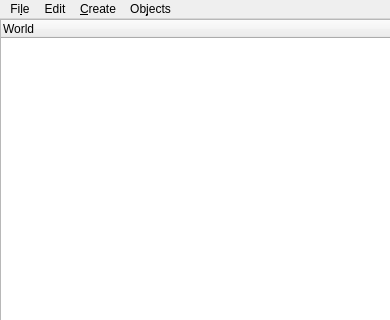
Before: the Qt Designer form ProjEd/ui/editor.ui in Cvostr/zsgamedit, drawn with Qt 5; both pictures show x 0 to 390 and y 0 to 320 of the 390 by 720 pixel window.
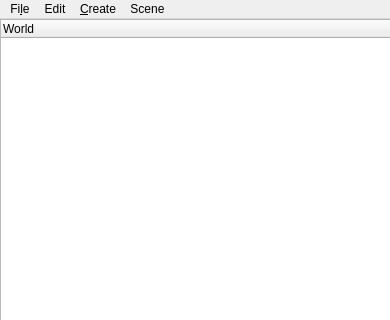
After: the same form once the commit is applied. Custom widgets are drawn as their Qt base class.

```diff
--- a/ProjEd/ui/editor.ui
+++ b/ProjEd/ui/editor.ui
@@ -72,7 +72,7 @@
      <x>0</x>
      <y>0</y>
      <width>390</width>
-     <height>22</height>
+     <height>23</height>
     </rect>
    </property>
    <widget class="QMenu" name="menuFile">
@@ -101,7 +101,7 @@
    </widget>
    <widget class="QMenu" name="menuObjects">
     <property name="title">
-     <string>Ob&amp;jects</string>
+     <string>Scene</string>
     </property>
     <addaction name="actionNew_Object"/>
    </widget>
```
Left out of the diff: 6 changed lines with no effect on the pictures.
